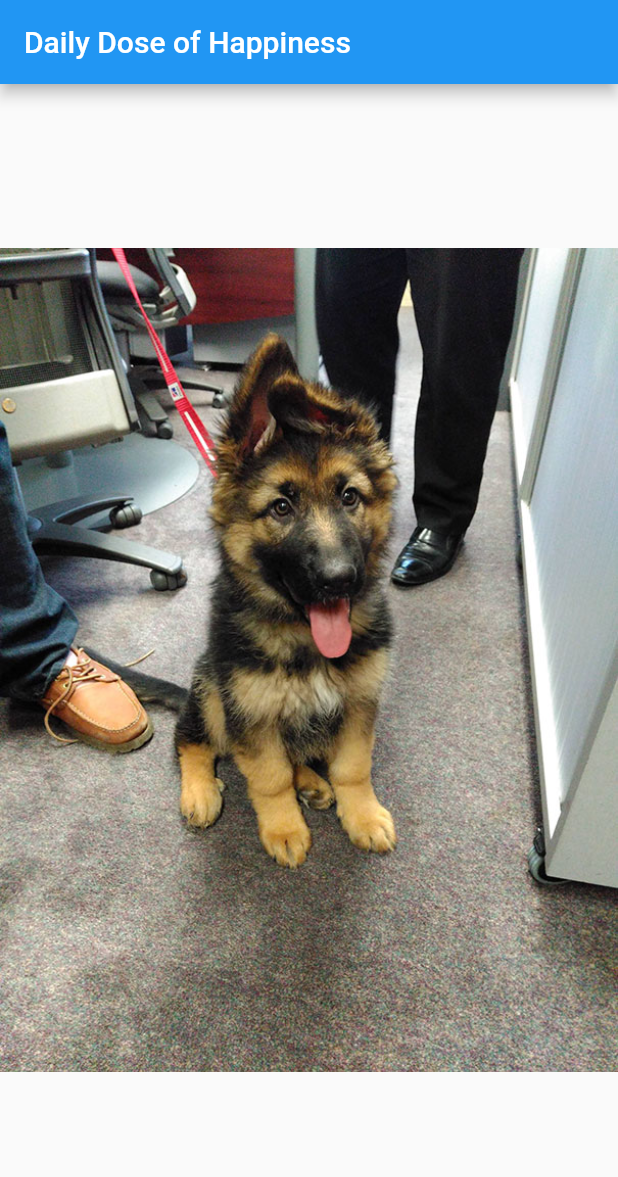
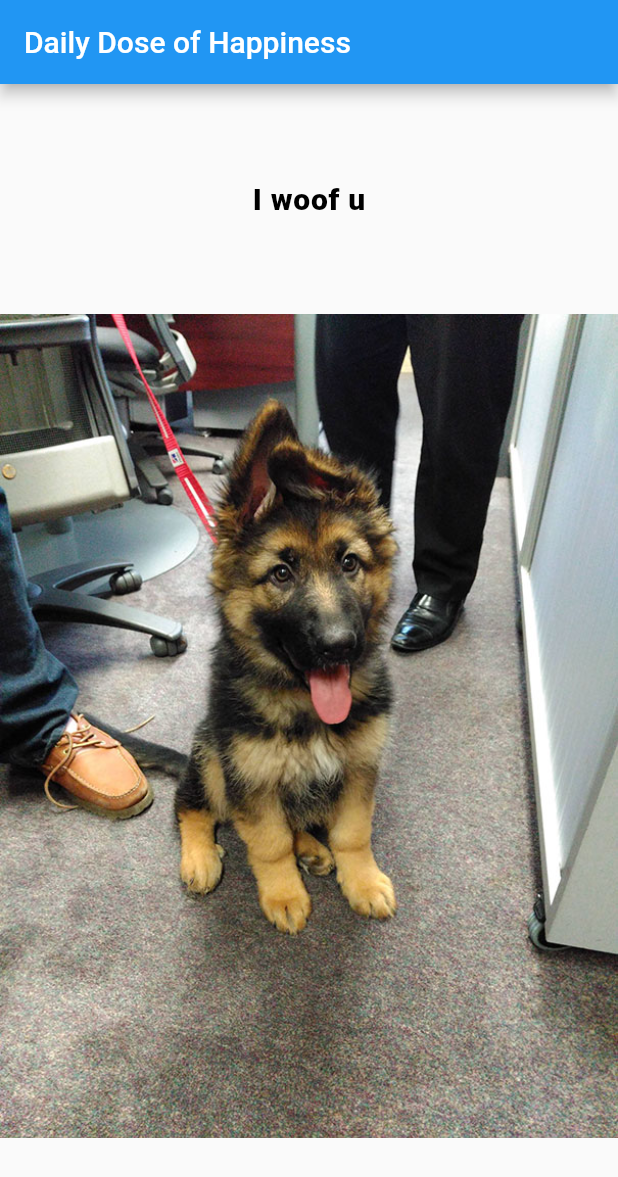
Before and after one commit to AndiBoegelein/DailyDoseOfHappiness, a Flutter app: the screen it shows after launch, on a phone screen of 412 x 824 dp. Shown: the top 1177 px of the screen. Run offline on Flutter 3.47's test engine with Material 2 defaults, Android fonts, the phone set to English and light mode, and no system bars; Roboto replaces fonts that are missing (Robot).

Commit message:
add i woof u above image of puppy

```diff
--- a/lib/main.dart
+++ b/lib/main.dart
@@ -35,8 +35,21 @@ class HappinessState extends State<Happiness> {
       appBar: AppBar(
         title: Text('Daily Dose of Happiness'),
       ),
-      body: Center(
-        child:_randomPuppy(),
+      body: Column(
+        mainAxisAlignment: MainAxisAlignment.spaceEvenly,
+        children: [
+          Text(
+            "I woof u",
+            style: TextStyle(
+              color: Colors.black,
+              fontWeight: FontWeight.w800,
+              fontFamily: "Robot",
+              letterSpacing: 0.5,
+              fontSize: 20,
+            ),
+          ),
+          _randomPuppy(),
+        ],
       )
     );
   }
```
